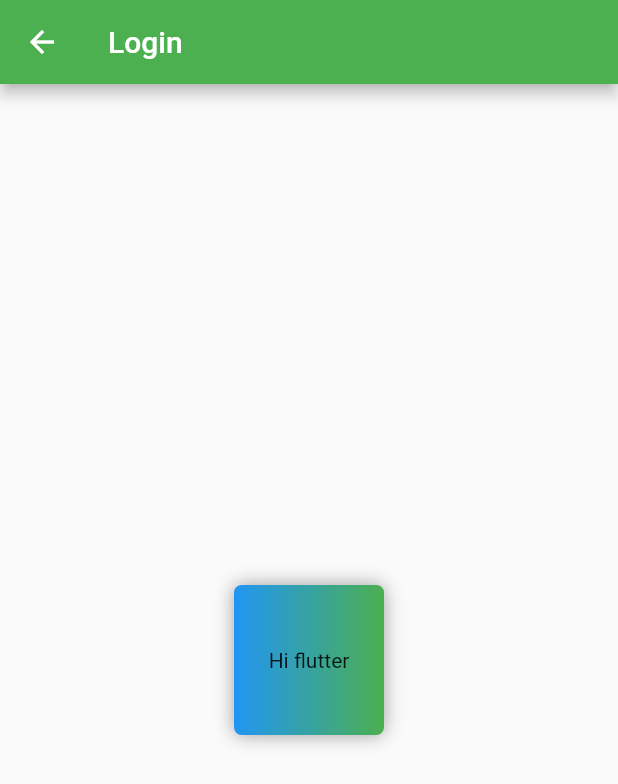
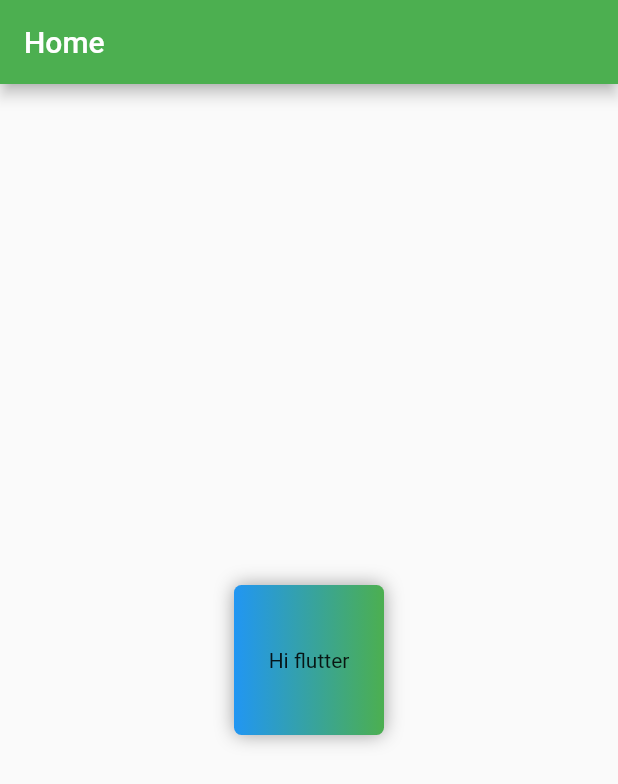
Before and after one commit to FernandoAguero/compost, a Flutter app: the HomePage screen opened directly, on a phone screen of 412 x 824 dp. Shown: the top 784 px of the screen. Run offline on Flutter 3.47's test engine with Material 2 defaults, Android fonts, the phone set to English and light mode, and no system bars; our stand-ins replace shared_preferences; accounts and stored records are empty.

Commit message:
preferences lib added, route values for home login nav

```diff
--- a/lib/main.dart
+++ b/lib/main.dart
@@ -1,40 +1,44 @@
+import 'package:compost/pages/home_page.dart';
 import 'package:compost/pages/login_page.dart';
 import 'package:flutter/cupertino.dart';
 import 'package:flutter/material.dart';
+import 'package:shared_preferences/shared_preferences.dart';
+import 'package:compost/utils/constants.dart';
 
-void main() {
+Future main() async {
+  WidgetsFlutterBinding.ensureInitialized();
+  //singleton
+  Constants.prefs = await SharedPreferences.getInstance();
   //Widets, material or cupertino apps as parameter
-  runApp(MaterialApp(
-    home: LoginPage(),
-    theme: ThemeData(
-      primarySwatch: Colors.green,
-    ),
-  ));
+  // runApp(MaterialApp(
+  //     home: LoginPage(),
+  //     theme: ThemeData(
+  //       primarySwatch: Colors.green,
+  //     ),
+  //     routes: {
+  //       LoginPage.routeName: (context) => LoginPage(),
+  //       HomePage.routeName: (context) => HomePage()
+  //     }));
+  runApp(MyApp());
 }
 
-class HomePage extends StatelessWidget {
-  const HomePage({super.key});
-
+//I left on 2:10:16 on the vid
+class MyApp extends StatelessWidget {
   @override
   Widget build(BuildContext context) {
-    return Scaffold(
-        appBar: AppBar(
-          title: Text("Login"),
+    // al a;adir este check de constants prefs no me puedo devolver al login
+    // ya que se encarga de no "cerrar" sesion al darle back
+    // tengo que a;adir un boton que cambie este prefs o que me deje darle sign out en home
+    return MaterialApp(
+        home: Constants.prefs.getBool("loggedIn") == true // false to get out
+            ? HomePage()
+            : LoginPage(),
+        theme: ThemeData(
+          primarySwatch: Colors.green,
         ),
-        body: Center(
-            child: Container(
-          padding: const EdgeInsets.all(8),
-          //color: Colors.blue,
-          width: 100,
-          height: 100,
-          alignment: Alignment.center,
-          decoration: BoxDecoration(
-              gradient: LinearGradient(colors: [Colors.blue, Colors.green]),
-              color: Colors.blue,
-              shape: BoxShape.rectangle,
-              borderRadius: BorderRadius.circular(5),
-              boxShadow: [BoxShadow(blurRadius: 10, color: Colors.grey)]),
-          child: Text("Hi flutter"),
-        )));
+        routes: {
+          LoginPage.routeName: (context) => LoginPage(),
+          HomePage.routeName: (context) => HomePage()
+        });
   }
 }
--- /dev/null
+++ b/lib/pages/home_page.dart
@@ -0,0 +1,39 @@
+import 'package:flutter/material.dart';
+import 'dart:convert';
+
+class HomePage extends StatefulWidget {
+  static const String routeName = "/home";
+  @override
+  _HomePageState createState() => _HomePageState();
+}
+
+class _HomePageState extends State<HomePage> {
+  @override
+  Widget build(BuildContext context) {
+    return Scaffold(
+        appBar: AppBar(
+          // leading: InkWell(
+          //     onTap: () {
+          //       Navigator.pop(context); // pops out of the current context stack but has weird interaction with prefs
+          //     },
+          //     child: Icon(Icons.arrow_back_ios, color: Colors.black54)),
+          //iconTheme: IconThemeData(color: Colors.black),
+          title: Text("Home"),
+        ),
+        body: Center(
+            child: Container(
+          padding: const EdgeInsets.all(8),
+          //color: Colors.blue,
+          width: 100,
+          height: 100,
+          alignment: Alignment.center,
+          decoration: BoxDecoration(
+              gradient: LinearGradient(colors: [Colors.blue, Colors.green]),
+              color: Colors.blue,
+              shape: BoxShape.rectangle,
+              borderRadius: BorderRadius.circular(5),
+              boxShadow: [BoxShadow(blurRadius: 10, color: Colors.grey)]),
+          child: Text("Hi flutter"),
+        )));
+  }
+}
--- /dev/null
+++ b/lib/utils/constants.dart
@@ -0,0 +1,5 @@
+import 'package:shared_preferences/shared_preferences.dart';
+
+class Constants {
+  static late SharedPreferences prefs;
+}
--- a/pubspec.yaml
+++ b/pubspec.yaml
@@ -35,6 +35,7 @@ dependencies:
   # The following adds the Cupertino Icons font to your application.
   # Use with the CupertinoIcons class for iOS style icons.
   cupertino_icons: ^1.0.2
+  shared_preferences: ^2.1.0
 
 dev_dependencies:
   flutter_test:
```
Also changed, not shown: lib/pages/login_page.dart (+20 -2 lines), pubspec.lock, 10 other files.
